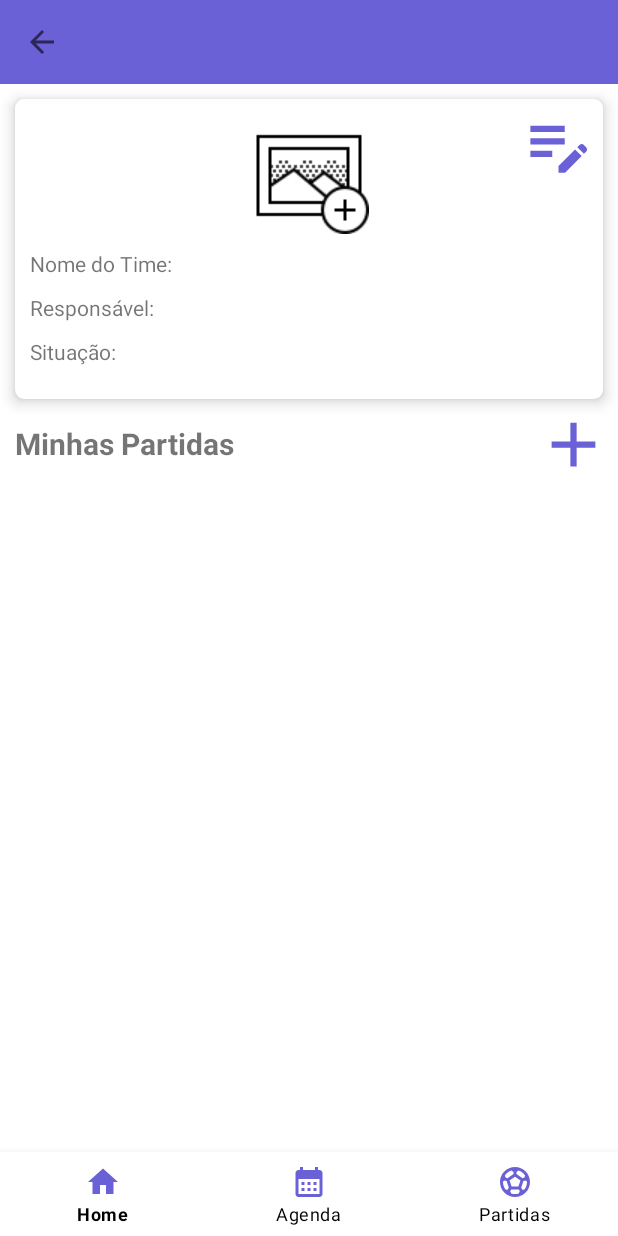
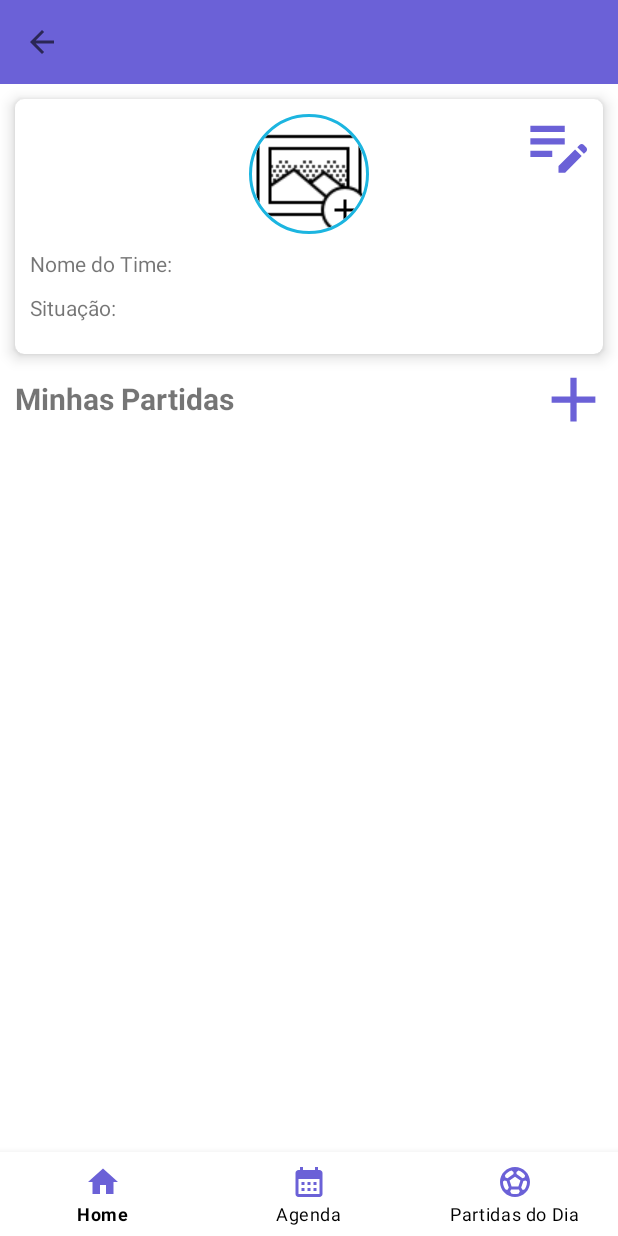
Before and after one commit to bnnascimento94/minhaQuadra, an Android app: the HomeFragment screen opened directly, with no data from a screen before it, on a phone screen of 412 x 824 dp. Run offline under Robolectric (Android 15) with nearby library versions, the phone set to English and light mode, and no system bars; our stand-ins replace CircleImageView, Dagger/Hilt's generated code, data binding, navigation-ui; 1 statement that could not run was skipped.

```diff
--- a/app/src/main/java/com/example/minhaquadra/data/repository/datasourceimpl/EquipeDataSourceImpl.kt
+++ b/app/src/main/java/com/example/minhaquadra/data/repository/datasourceimpl/EquipeDataSourceImpl.kt
@@ -71,7 +71,7 @@ class EquipeDataSourceImpl(private val database: FirebaseFirestore, private val
             val result = database.collection("minhaQuadra").whereEqualTo("uidPartida",equipe.uidEquipe).get().await()
             if(!result.isEmpty){
                 if(bitmap != null){
-                    deletePhoto(equipe.pathFoto)
+                    deletePhoto( "equipes/${equipe.pathFoto}.jpg")
                     saveEquipePhoto(bitmap,equipe.uidEquipe!!)
                     for (document in result.documents){
                         val uid = document.id
@@ -101,7 +101,7 @@ class EquipeDataSourceImpl(private val database: FirebaseFirestore, private val
                 Query.Direction.DESCENDING).get().await()
             if(!result.isEmpty){
                 for (document in result.documents){
-                    deletePhoto(document["pathFoto"].toString())
+                    deletePhoto("equipes/${document["pathFoto"].toString()}.jpg")
                     val uid = document.id
                     val docRef = database.collection("minhaQuadra").document(uid)
                     docRef.delete()
@@ -128,7 +128,7 @@ class EquipeDataSourceImpl(private val database: FirebaseFirestore, private val
                 for (document in result.documents){
                     equipe = document.toObject(Equipe::class.java)!!
                     val storageRef = firebaseStorage.getReference()
-                    val ref = storageRef.child(equipe.pathFoto!!)
+                    val ref = storageRef.child("equipes/${equipe.pathFoto!!}.jpg")
                     equipe.donwloadUrl = ref.downloadUrl.await().toString()
                     break
                 }
--- a/app/src/main/java/com/example/minhaquadra/presentation/di/core/AdapterModule.kt
+++ b/app/src/main/java/com/example/minhaquadra/presentation/di/core/AdapterModule.kt
@@ -2,6 +2,7 @@ package com.example.minhaquadra.presentation.di.core
 
 import com.example.minhaquadra.presentation.home.adapter.JogadorAdapter
 import com.example.minhaquadra.presentation.home.adapter.PartidasAdapter
+import com.example.minhaquadra.presentation.home.adapter.PartidasDoDiaAdapter
 import dagger.Module
 import dagger.Provides
 import dagger.hilt.InstallIn
@@ -24,5 +25,10 @@ class AdapterModule {
         return JogadorAdapter()
     }
 
+    @Singleton
+    @Provides
+    fun providePartidasDoDiaAdapter(): PartidasDoDiaAdapter {
+        return PartidasDoDiaAdapter()
+    }
 
 }
--- a/app/src/main/java/com/example/minhaquadra/presentation/home/BottomSheetCadastroJogador.kt
+++ b/app/src/main/java/com/example/minhaquadra/presentation/home/bottomSheet/BottomSheetCadastroJogador.kt
@@ -1,4 +1,4 @@
-package com.example.minhaquadra.presentation.home
+package com.example.minhaquadra.presentation.home.bottomSheet
 
 import android.os.Bundle
 import android.view.LayoutInflater
@@ -6,7 +6,6 @@ import android.view.View
 import android.view.ViewGroup
 import android.widget.Toast
 import com.example.minhaquadra.R
-import com.example.minhaquadra.data.model.Equipe
 import com.example.minhaquadra.data.model.Jogador
 import com.google.android.material.bottomsheet.BottomSheetDialogFragment
 import com.google.android.material.button.MaterialButton
--- a/app/src/main/res/layout/fragment_home.xml
+++ b/app/src/main/res/layout/fragment_home.xml
@@ -13,7 +13,7 @@
             android:id="@+id/profile"
             android:layout_width="match_parent"
             android:layout_height="wrap_content"
-            android:minHeight="200dp"
+            android:minHeight="170dp"
             android:layout_margin="10dp"
             app:cardCornerRadius="6dp"
             app:cardElevation="6dp"
@@ -26,12 +26,14 @@
                 android:layout_height="match_parent"
                 android:orientation="horizontal">
 
-                <ImageView
+                <de.hdodenhof.circleimageview.CircleImageView
                     android:id="@+id/imgProfile"
                     android:layout_width="80dp"
                     android:layout_height="80dp"
                     android:layout_margin="10dp"
                     android:src="@drawable/add_icon"
+                    app:civ_border_width="2dp"
+                    app:civ_border_color="@color/main_color"
                     app:layout_constraintTop_toTopOf="parent"
                     app:layout_constraintLeft_toLeftOf="parent"
                     app:layout_constraintRight_toRightOf="parent"/>
@@ -71,35 +73,14 @@
                         android:text=""/>
                 </LinearLayout>
 
-                <LinearLayout
-                    android:id="@+id/lnResponsavel"
-                    android:layout_margin="10dp"
-                    android:layout_width="match_parent"
-                    android:layout_height="wrap_content"
-                    app:layout_constraintTop_toBottomOf="@id/lnNome"
-                    app:layout_constraintLeft_toLeftOf="parent"
-                    app:layout_constraintRight_toRightOf="parent">
 
-                    <TextView
-                        android:layout_width="match_parent"
-                        android:layout_height="wrap_content"
-                        android:layout_weight="2"
-                        android:text="Responsável:"/>
-
-                    <TextView
-                        android:id="@+id/txtResponsavel"
-                        android:layout_width="match_parent"
-                        android:layout_height="wrap_content"
-                        android:layout_weight="1"
-                        android:text=""/>
-                </LinearLayout>
 
                 <LinearLayout
                     android:id="@+id/lnSituacao"
                     android:layout_margin="10dp"
                     android:layout_width="match_parent"
                     android:layout_height="wrap_content"
-                    app:layout_constraintTop_toBottomOf="@id/lnResponsavel"
+                    app:layout_constraintTop_toBottomOf="@id/lnNome"
                     app:layout_constraintLeft_toLeftOf="parent"
                     app:layout_constraintRight_toRightOf="parent">
 
--- a/app/src/main/res/menu/home_menu.xml
+++ b/app/src/main/res/menu/home_menu.xml
@@ -14,6 +14,6 @@
     android:id="@+id/matchesFragment"
     android:enabled="true"
     android:icon="@drawable/ic_partidas"
-    android:title="Partidas"/>
+    android:title="Partidas do Dia"/>
 
 </menu>
--- /dev/null
+++ b/app/src/main/res/xml/provider_paths.xml
@@ -0,0 +1,6 @@
+<?xml version="1.0" encoding="utf-8"?>
+<paths xmlns:android="http://schemas.android.com/apk/res/android">
+    <external-path
+        name="external_files"
+        path="." />
+</paths>
```
Also changed, not shown: app/build.gradle (+7 -0 lines), app/src/main/AndroidManifest.xml (+17 -0 lines), app/src/main/java/com/example/minhaquadra/data/model/Equipe.kt (+5 -5 lines), app/src/main/java/com/example/minhaquadra/data/model/Jogador.kt (+4 -4 lines), app/src/main/java/com/example/minhaquadra/data/model/Partida.kt (+7 -7 lines), app/src/main/java/com/example/minhaquadra/data/model/User.kt (+5 -5 lines), app/src/main/java/com/example/minhaquadra/presentation/home/CadastrarTimeFragment.kt (+8 -1 lines), app/src/main/java/com/example/minhaquadra/presentation/home/HomeFragment.kt (+10 -1 lines), app/src/main/java/com/example/minhaquadra/presentation/home/MatchesFragment.kt (+60 -2 lines), app/src/main/java/com/example/minhaquadra/presentation/home/adapter/PartidasDoDiaAdapter.kt (added, +62 -0 lines), app/src/main/java/com/example/minhaquadra/presentation/home/bottomSheet/BottomSheetCadastrarPartida.kt (renamed from app/src/main/java/com/example/minhaquadra/presentation/home/BottomSheetCadastrarPartida.kt, +1 -7 lines), app/src/main/res/layout/fragment_cadastrar_time.xml (+4 -4 lines), app/src/main/res/layout/fragment_matches.xml (+13 -10 lines).
